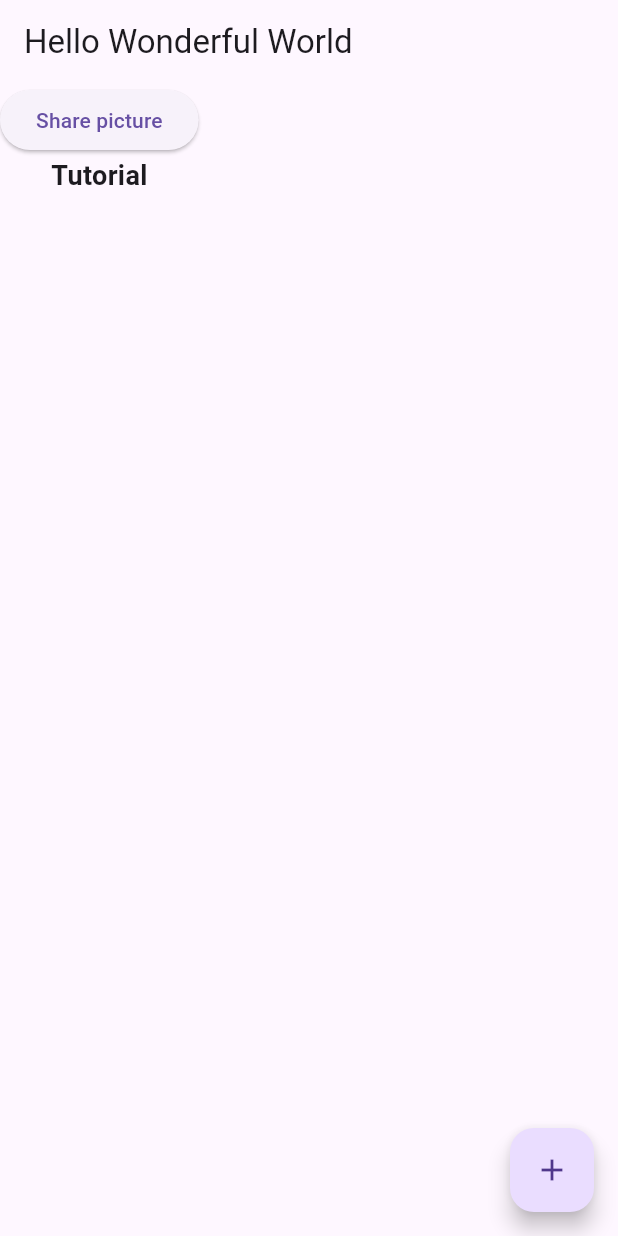
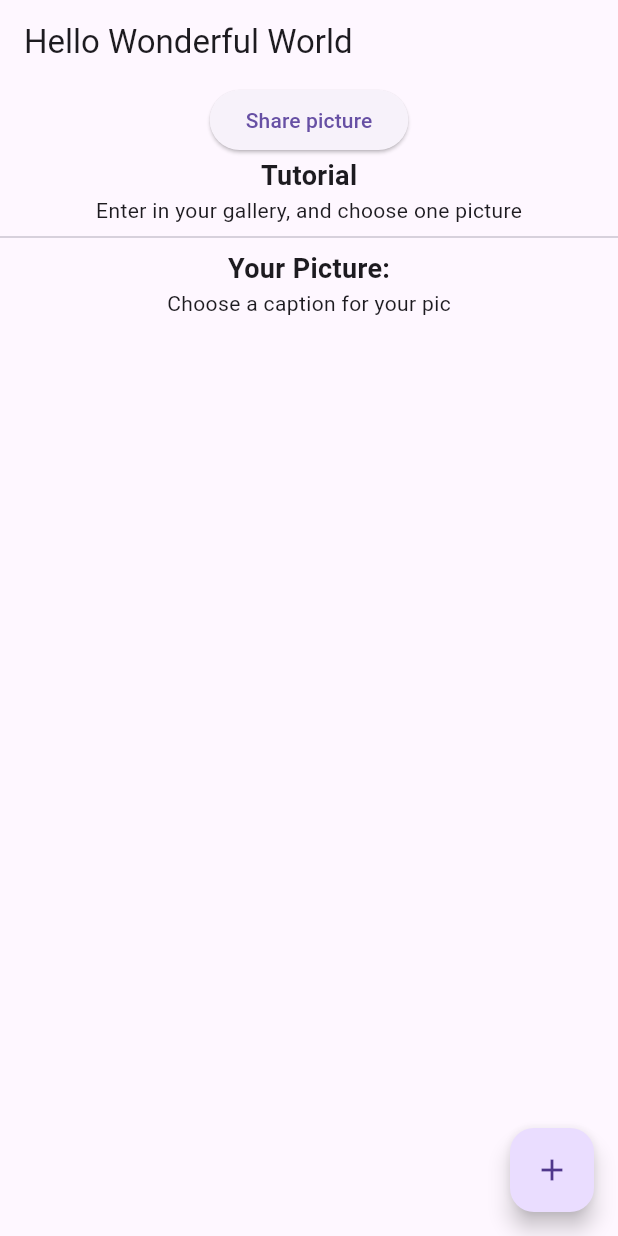
Before and after one commit to marcelovsk1/flutterproject-1, a Flutter app: the screen it shows after launch, on a phone screen of 412 x 824 dp. Run offline on Flutter 3.47's test engine with Material 3 defaults, Android fonts, the phone set to English and light mode, and no system bars.

Commit message:
working on

```diff
--- a/my_app/lib/Screen/screen_excercise.dart
+++ b/my_app/lib/Screen/screen_excercise.dart
@@ -19,8 +19,20 @@ class screenExcercise extends StatelessWidget {
            ),
            const Text("Tutorial", style:
            TextStyle(fontWeight: FontWeight.bold,
-           fontSize: 18),
+           fontSize: 18,
            ),
+           ),
+           const Text(
+            "Enter in your gallery, and choose one picture"),
+            const Divider(),
+            const Text(
+              "Your Picture:",
+            style: TextStyle(
+              fontWeight: FontWeight.bold,
+              fontSize: 18,
+            ),
+          ),
+          const Text("Choose a caption for your pic")
         ],
       ),
     );
```
